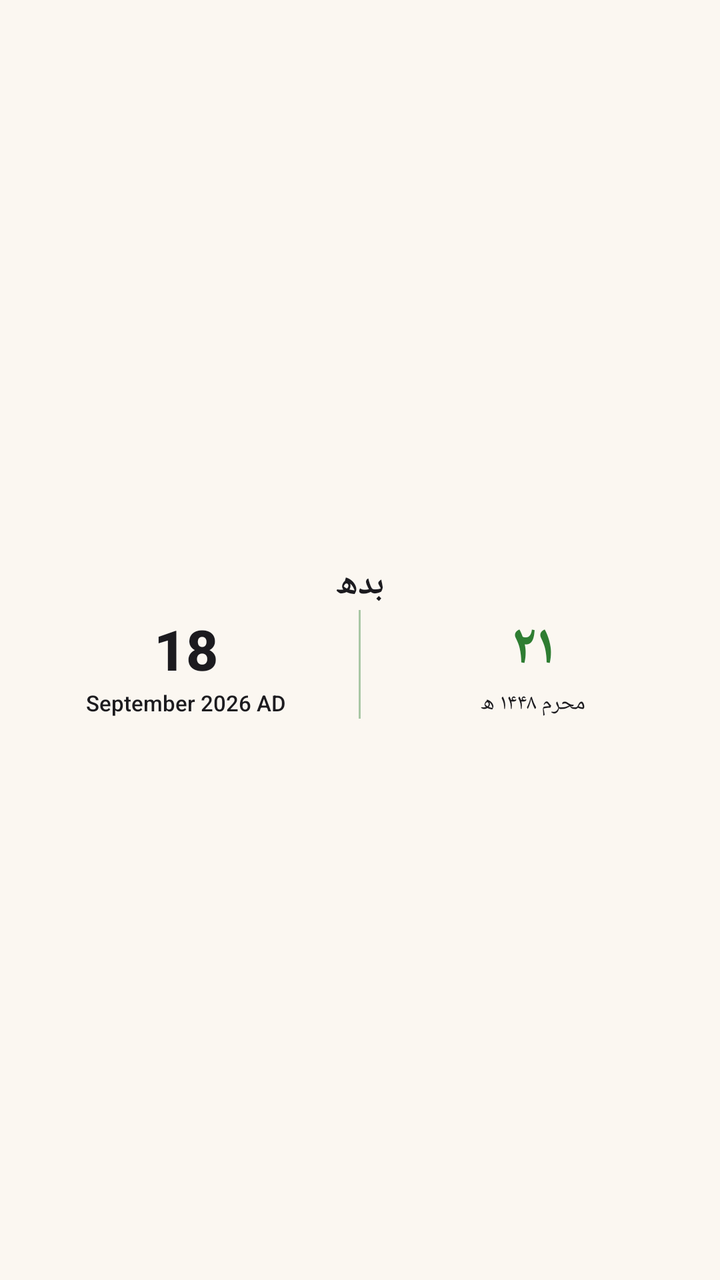
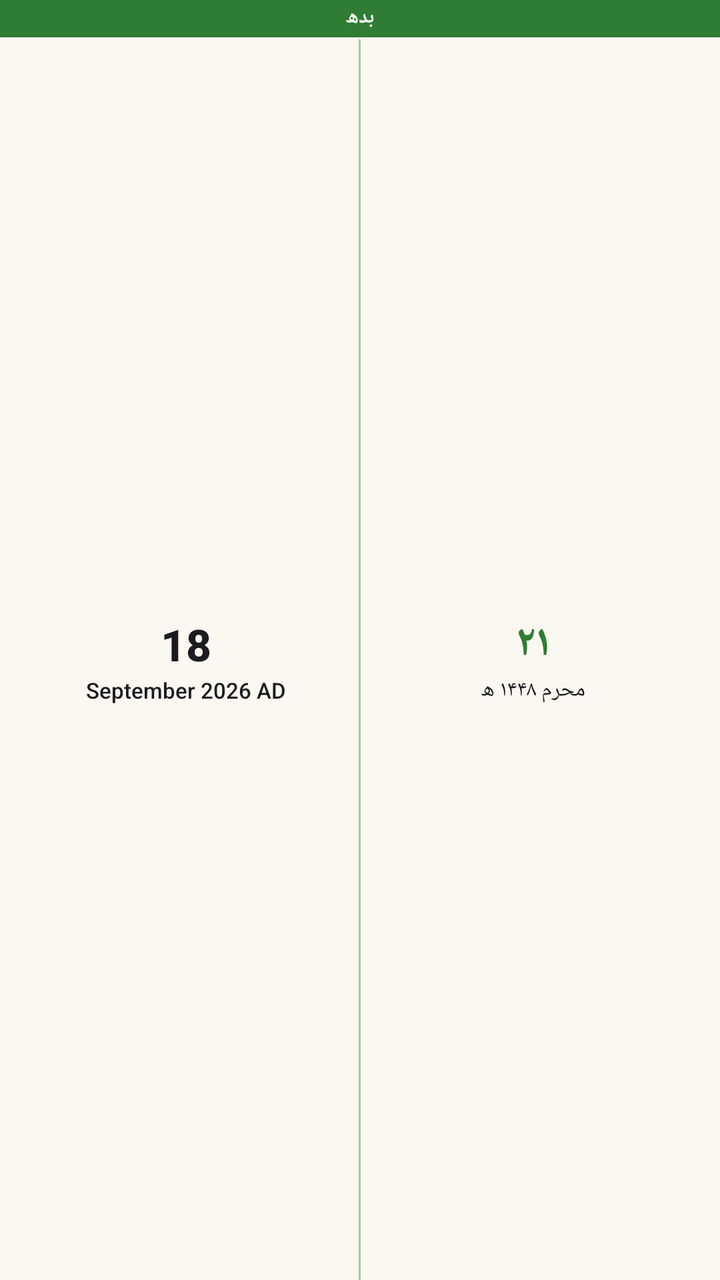

Before-and-after screenshots of an Android layout around one commit, followed by the original layout XML and the change that was made.
<!-- AndroidManifest.xml: another module's application theme android:Theme.Material.Light.NoActionBar -->
<!-- res/layout/hijri_today_widget_preview_layout.xml -->
<?xml version="1.0" encoding="utf-8"?>
<LinearLayout xmlns:android="http://schemas.android.com/apk/res/android"
    xmlns:tools="http://schemas.android.com/tools"
    android:layout_width="match_parent"
    android:layout_height="match_parent"
    android:background="@color/widget_background"
    android:gravity="center_vertical"
    android:orientation="vertical"
    android:paddingLeft="12dp"
    android:paddingTop="2dp"
    android:paddingRight="12dp"
    android:paddingBottom="2dp"
    tools:ignore="UnusedAttribute">

    
    <TextView
        android:layout_width="match_parent"
        android:layout_height="wrap_content"
        android:layout_marginBottom="1dp"
        android:fontFamily="sans-serif-medium"
        android:gravity="center"
        android:maxLines="1"
        android:text="بدھ"
        android:textColor="@color/widget_text_primary"
        android:textSize="17sp"
        android:textStyle="bold" />

    
    <LinearLayout
        android:layout_width="match_parent"
        android:layout_height="wrap_content"
        android:gravity="center_vertical"
        android:orientation="horizontal">

        
        <LinearLayout
            android:layout_width="0dp"
            android:layout_height="wrap_content"
            android:layout_weight="1"
            android:gravity="center"
            android:orientation="vertical">

            <TextView
                android:layout_width="wrap_content"
                android:layout_height="wrap_content"
                android:fontFamily="sans-serif-medium"
                android:gravity="center"
                android:maxLines="1"
                android:text="18"
                android:textColor="@color/widget_text_primary"
                android:textSize="28sp"
                android:textStyle="bold" />

            <TextView
                android:layout_width="wrap_content"
                android:layout_height="wrap_content"
                android:layout_marginTop="1dp"
                android:fontFamily="sans-serif-medium"
                android:gravity="center"
                android:maxLines="1"
                android:text="September 2026 AD"
                android:textColor="@color/widget_text_primary"
                android:textSize="11sp" />
        </LinearLayout>

        
        <FrameLayout
            android:layout_width="1dp"
            android:layout_height="match_parent"
            android:layout_marginLeft="5dp"
            android:layout_marginRight="5dp"
            android:background="@color/widget_cell_border" />

        
        <LinearLayout
            android:layout_width="0dp"
            android:layout_height="wrap_content"
            android:layout_weight="1"
            android:gravity="center"
            android:orientation="vertical">

            <TextView
                android:layout_width="wrap_content"
                android:layout_height="wrap_content"
                android:fontFamily="sans-serif-medium"
                android:gravity="center"
                android:maxLines="1"
                android:text="۲۱"
                android:textColor="@color/widget_accent"
                android:textSize="28sp"
                android:textStyle="bold" />

            <TextView
                android:layout_width="wrap_content"
                android:layout_height="wrap_content"
                android:layout_marginTop="1dp"
                android:fontFamily="sans-serif-medium"
                android:gravity="center"
                android:maxLines="1"
                android:text="محرم ۱۴۴۸ ھ"
                android:textColor="@color/widget_text_primary"
                android:textSize="11sp" />
        </LinearLayout>
    </LinearLayout>
</LinearLayout>
<!-- resources referenced by this layout -->
<resources>
  <color name="widget_accent">#2E7D32</color>
  <color name="widget_background">#FBF7F1</color>
  <color name="widget_cell_border">#662E7D32</color>
  <color name="widget_text_primary">#1C1B1F</color>
</resources>

<!-- the commit's change to res/layout/hijri_today_widget_preview_layout.xml (unified diff, before → after) -->
@@ -4,12 +4,7 @@
     android:layout_width="match_parent"
     android:layout_height="match_parent"
     android:background="@color/widget_background"
-    android:gravity="center_vertical"
     android:orientation="vertical"
-    android:paddingLeft="12dp"
-    android:paddingTop="2dp"
-    android:paddingRight="12dp"
-    android:paddingBottom="2dp"
     tools:ignore="UnusedAttribute">
 
     
@@ -17,20 +12,29 @@
         android:layout_width="match_parent"
         android:layout_height="wrap_content"
         android:layout_marginBottom="1dp"
+        android:background="@color/widget_accent"
         android:fontFamily="sans-serif-medium"
         android:gravity="center"
+        android:includeFontPadding="false"
         android:maxLines="1"
+        android:paddingLeft="6dp"
+        android:paddingTop="2dp"
+        android:paddingRight="6dp"
+        android:paddingBottom="3dp"
         android:text="بدھ"
-        android:textColor="@color/widget_text_primary"
-        android:textSize="17sp"
+        android:textColor="@color/widget_on_today"
+        android:textSize="10sp"
         android:textStyle="bold" />
 
     
     <LinearLayout
         android:layout_width="match_parent"
-        android:layout_height="wrap_content"
+        android:layout_height="0dp"
+        android:layout_weight="1"
         android:gravity="center_vertical"
-        android:orientation="horizontal">
+        android:orientation="horizontal"
+        android:paddingLeft="12dp"
+        android:paddingRight="12dp">
 
         
         <LinearLayout
@@ -48,7 +52,7 @@
                 android:maxLines="1"
                 android:text="18"
                 android:textColor="@color/widget_text_primary"
-                android:textSize="28sp"
+                android:textSize="22sp"
                 android:textStyle="bold" />
 
             <TextView
@@ -87,7 +91,7 @@
                 android:maxLines="1"
                 android:text="۲۱"
                 android:textColor="@color/widget_accent"
-                android:textSize="28sp"
+                android:textSize="22sp"
                 android:textStyle="bold" />
 
             <TextView
<!-- resource entries referenced after the edit -->
@@ -3,6 +3,7 @@
   <color name="widget_accent">#2E7D32</color>
   <color name="widget_background">#FBF7F1</color>
   <color name="widget_cell_border">#662E7D32</color>
+  <color name="widget_on_today">#FFFFFF</color>
   <color name="widget_text_primary">#1C1B1F</color>
 </resources>
 
